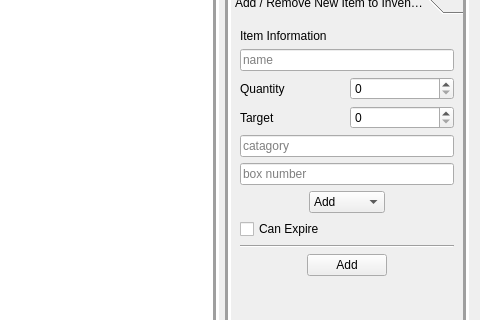
rbaker26/BigBlueBox, file src/reportsView.ui: the form before one commit; both pictures show x 688 to 1168 and y 101 to 421 of the 1168 by 615 pixel window.
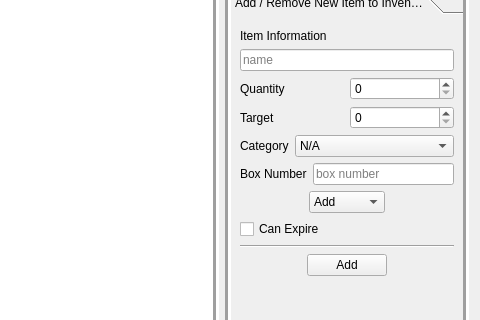
The form after the commit. The open tabs and pages were chosen to show the change.

```diff
--- a/src/reportsView.ui
+++ b/src/reportsView.ui
@@ -446,18 +446,79 @@
               </layout>
              </item>
              <item>
-              <widget class="QLineEdit" name="lineEdit_catNew">
-               <property name="placeholderText">
-                <string>catagory</string>
-               </property>
-              </widget>
+              <layout class="QHBoxLayout" name="horizontalLayout_13">
+               <item>
+                <widget class="QLabel" name="label">
+                 <property name="sizePolicy">
+                  <sizepolicy hsizetype="Minimum" vsizetype="Minimum">
+                   <horstretch>1</horstretch>
+                   <verstretch>0</verstretch>
+                  </sizepolicy>
+                 </property>
+                 <property name="text">
+                  <string>Category</string>
+                 </property>
+                </widget>
+               </item>
+               <item>
+                <widget class="QComboBox" name="comboBox_addDelCat">
+                 <property name="sizePolicy">
+                  <sizepolicy hsizetype="Preferred" vsizetype="Fixed">
+                   <horstretch>5</horstretch>
+                   <verstretch>0</verstretch>
+                  </sizepolicy>
+                 </property>
+                 <item>
+                  <property name="text">
+                   <string>N/A</string>
+                  </property>
+                 </item>
+                 <item>
+                  <property name="text">
+                   <string>Kitchen</string>
+                  </property>
+                 </item>
+                 <item>
+                  <property name="text">
+                   <string>Propane / Stoves</string>
+                  </property>
+                 </item>
+                 <item>
+                  <property name="text">
+                   <string>Arts and Crafts</string>
+                  </property>
+                 </item>
+                 <item>
+                  <property name="text">
+                   <string>Tarps</string>
+                  </property>
+                 </item>
+                 <item>
+                  <property name="text">
+                   <string>Office</string>
+                  </property>
+                 </item>
+                </widget>
+               </item>
+              </layout>
              </item>
              <item>
-              <widget class="QLineEdit" name="lineEdit_boxNew">
-               <property name="placeholderText">
-                <string>box number</string>
-               </property>
-              </widget>
+              <layout class="QHBoxLayout" name="horizontalLayout_14">
+               <item>
+                <widget class="QLabel" name="label_10">
+                 <property name="text">
+                  <string>Box Number</string>
+                 </property>
+                </widget>
+               </item>
+               <item>
+                <widget class="QLineEdit" name="lineEdit_boxNew">
+                 <property name="placeholderText">
+                  <string>box number</string>
+                 </property>
+                </widget>
+               </item>
+              </layout>
              </item>
              <item>
               <layout class="QHBoxLayout" name="horizontalLayout_8">
```
Left out of the diff: 35 changed lines with no effect on the pictures.
